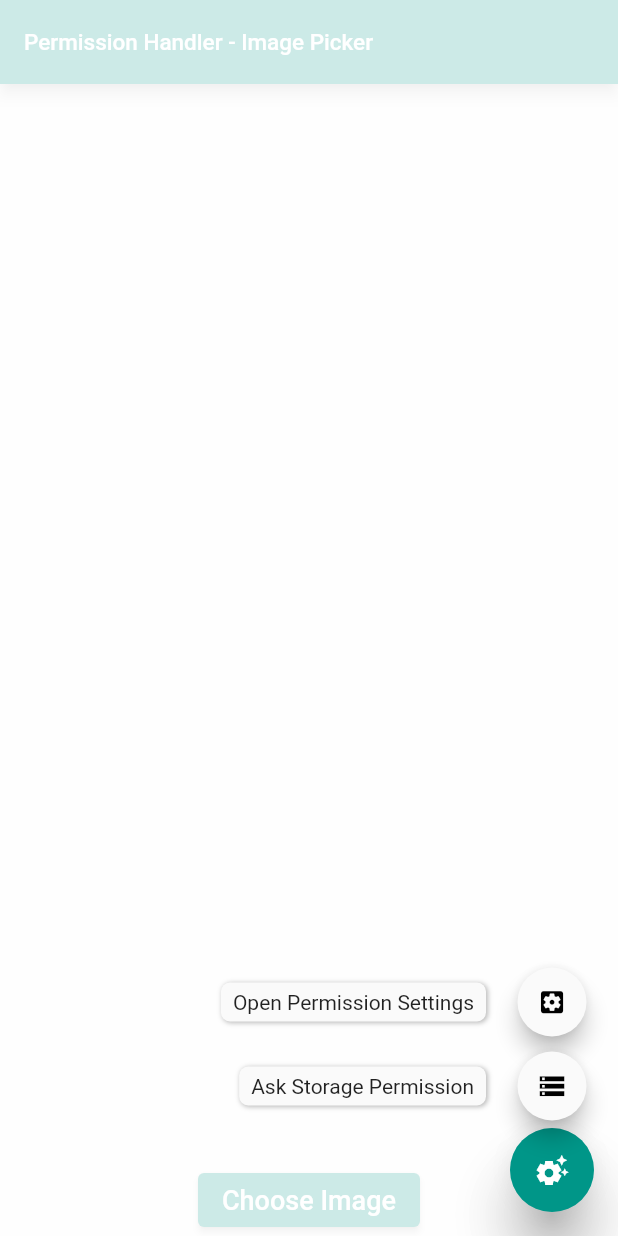
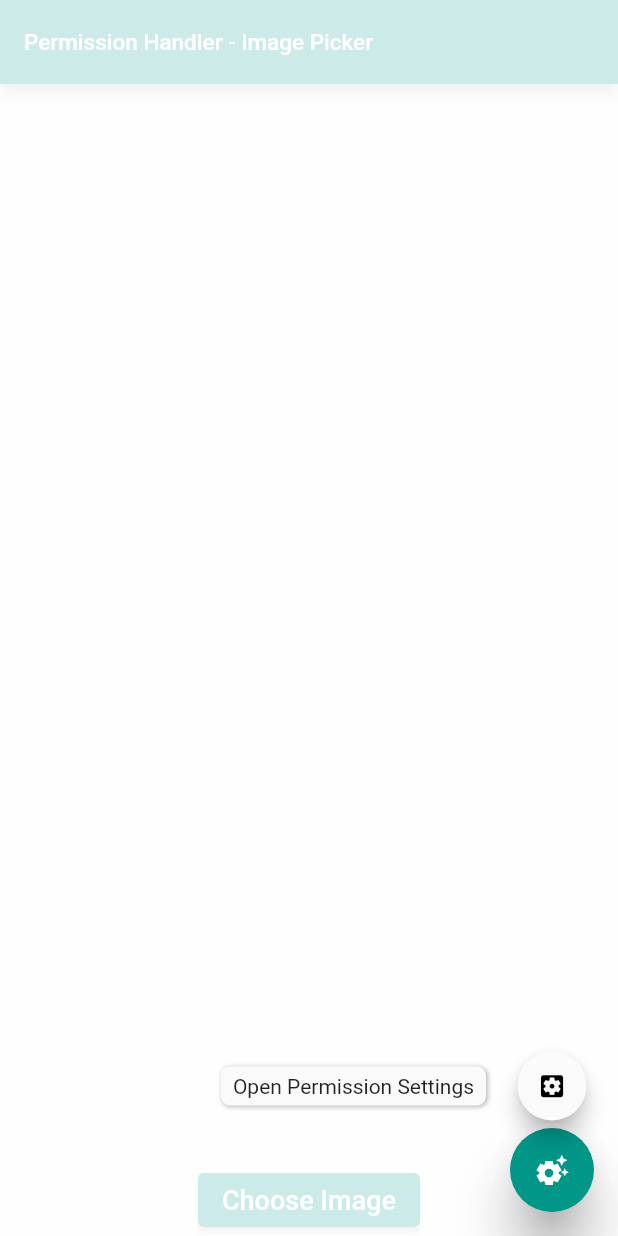
Before and after one commit to nicopacs/activity-5, a Flutter app: the screen it shows after launch, after a tap on the "settings suggest" icon, on a phone screen of 412 x 824 dp. Run offline on Flutter 3.47's test engine with Material 2 defaults, Android fonts, the phone set to English and light mode, and no system bars; drawn by our look-alikes of flutter_speed_dial; our stand-ins replace image_picker, permission_handler.

Commit message:
Fix Block of Codes

```diff
--- a/lib/pages/home_page.dart
+++ b/lib/pages/home_page.dart
@@ -13,6 +13,11 @@ class HomePage extends StatefulWidget {
 
 class _HomePageState extends State<HomePage> {
   File? imageFile;
+  @override
+  void initState() {
+    super.initState();
+    storagePermission();
+  }
 
   /// PICK IMAGE FROM LOCAL STORAGE
   void pickImage() async {
@@ -41,6 +46,7 @@ class _HomePageState extends State<HomePage> {
       }
     }
   }
+
 
   /// SNACK BAR
   showPermissionGranted() {
@@ -72,11 +78,7 @@ class _HomePageState extends State<HomePage> {
         elevation: 15,
         icon: Icons.settings_suggest,
         children: [
-          SpeedDialChild(
-            child: const Icon(Icons.storage_sharp),
-            label: 'Ask Storage Permission',
-            onTap: storagePermission,
-          ),
+
           SpeedDialChild(
             child: const Icon(Icons.settings_applications),
             label: 'Open Permission Settings',
@@ -104,7 +106,7 @@ class _HomePageState extends State<HomePage> {
                   alignment: Alignment.bottomCenter,
                   child: ElevatedButton(
                     onPressed: () {
-                      pickImage();
+                        pickImage();
                     },
                     child: const Text(
                       'Choose Image',
```
Also changed, not shown: 1 other file.
